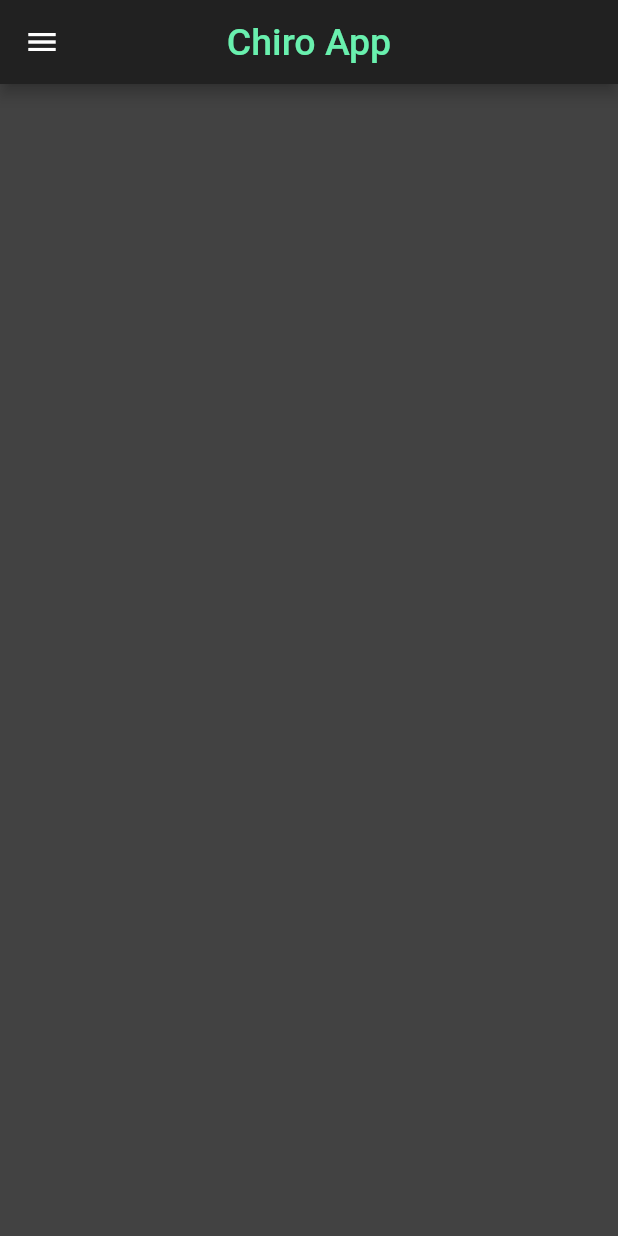
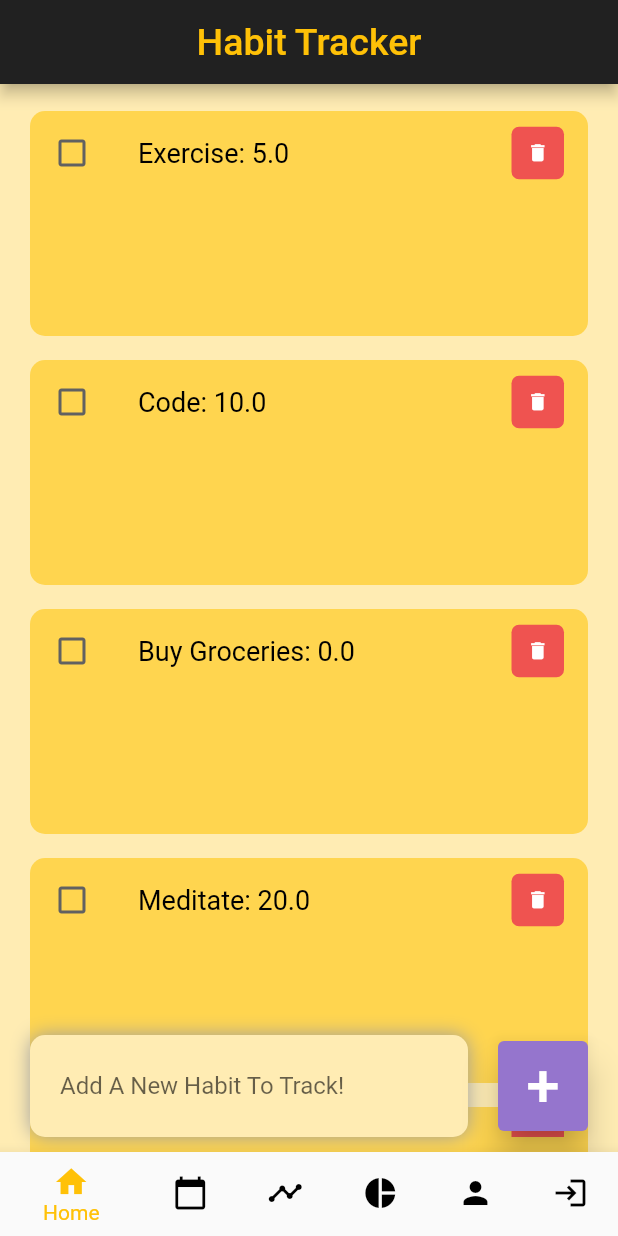
Before and after one commit to meiland1/test1, a Flutter app: the screen it shows after launch, on a phone screen of 412 x 824 dp. Run offline on Flutter 3.47's test engine with Material 2 defaults, Android fonts, the phone set to English and light mode, and no system bars; our stand-ins replace fl_chart, sqflite, syncfusion_flutter_calendar, syncfusion_flutter_charts; accounts and stored records are empty.

Commit message:
trying to revert

```diff
--- a/lib/main.dart
+++ b/lib/main.dart
@@ -1,26 +1,80 @@
 import 'package:flutter/material.dart';
+import 'pages/home_page.dart';
+import 'pages/calendar_page.dart';
+import 'pages/habits_page.dart';
 import 'pages/profile_page.dart';
-import 'pages/home_page.dart';
-import 'pages/intake_page.dart';
+
+import 'services.dart/chartsBuilder.dart';
+import 'pages/login_page.dart';
 
 void main() {
-  runApp(const ChiroApp());
+  runApp(const MyApp());
 }
 
-class ChiroApp extends StatelessWidget {
-  const ChiroApp({Key? key}) : super(key: key);
+class MyApp extends StatelessWidget {
+  const MyApp({Key? key}) : super(key: key);
 
   @override
   Widget build(BuildContext context) {
     return MaterialApp(
+      title: 'HABIT TRACKER',
       debugShowCheckedModeBanner: false,
-      title: "Chiro App",
-      initialRoute: '/',
-      routes: {
-        '/': (context) => HomePage(),
-        '/profile': (context) => const ProfilePage(),
-        '/intake': (context) => const IntakePage(),
-      },
+      theme: ThemeData(
+        primarySwatch: Colors.grey,
+      ),
+      home: NavigationScreen(
+        currentIndex: 0,
+      ),
     );
   }
 }
+
+// ignore: must_be_immutable
+class NavigationScreen extends StatefulWidget {
+  NavigationScreen({super.key, required this.currentIndex});
+  int currentIndex;
+  @override
+  State<NavigationScreen> createState() => _NavigationScreenState();
+}
+
+List<Widget> screens = [
+  const HomePage(),
+  const CalendarPage(),
+  HabitsPage(),
+  chartBuilder(),
+  const ProfilePage(),
+  LoginPage(),
+];
+
+class _NavigationScreenState extends State<NavigationScreen> {
+  @override
+  Widget build(BuildContext context) {
+    return Scaffold(
+      body: IndexedStack(
+        index: widget.currentIndex,
+        children: screens,
+      ),
+      bottomNavigationBar: BottomNavigationBar(
+        backgroundColor: Colors.grey,
+        unselectedItemColor: Colors.black,
+        selectedItemColor: Colors.amber,
+        currentIndex: widget.currentIndex,
+        onTap: (index) {
+          setState(() {
+            widget.currentIndex = index;
+          });
+        },
+        items: const [
+          BottomNavigationBarItem(icon: Icon(Icons.home), label: "Home"),
+          BottomNavigationBarItem(
+              icon: Icon(Icons.calendar_today), label: "Calendar"),
+          BottomNavigationBarItem(icon: Icon(Icons.timeline), label: "Streaks"),
+          BottomNavigationBarItem(
+              icon: Icon(Icons.pie_chart), label: "Progress"),
+          BottomNavigationBarItem(icon: Icon(Icons.person), label: "Profile"),
+          BottomNavigationBarItem(icon: Icon(Icons.login), label: "Login"),
+        ],
+      ),
+    );
+  }
+}
--- a/lib/pages/habit_tile.dart
+++ b/lib/pages/habit_tile.dart
@@ -1,14 +1,14 @@
-// import 'package:flutter/material.dart';
-// import 'package:test1/services.dart/lists.dart';
+import 'package:flutter/material.dart';
+import 'package:test1/services.dart/lists.dart';
 
-// class HabitTile extends StatelessWidget {
-//   final Habit habit;
-//   final onHabitChanged;
-//   final onDeleteHabit;
+class HabitTile extends StatelessWidget {
+  final Habit habit;
+  final onHabitChanged;
+  final onDeleteHabit;
 
-//   const HabitTile(
-//       {Key? key, required this.habit, this.onHabitChanged, this.onDeleteHabit})
-//       : super(key: key);
+  const HabitTile(
+      {Key? key, required this.habit, this.onHabitChanged, this.onDeleteHabit})
+      : super(key: key);
 
   @override
   Widget build(BuildContext context) {
--- a/lib/pages/home_page.dart
+++ b/lib/pages/home_page.dart
@@ -1,7 +1,7 @@
 import 'package:flutter/material.dart';
-import 'profile_page.dart';
-import 'intake_page.dart';
+import 'package:test1/database_helper.dart';
 import 'package:test1/services.dart/lists.dart';
+import 'habit_tile.dart';
 
 class HomePage extends StatefulWidget {
   const HomePage({Key? key}) : super(key: key);
@@ -17,9 +17,92 @@ class _HomePageState extends State<HomePage> {
   @override
   Widget build(BuildContext context) {
     return Scaffold(
-      backgroundColor: Colors.grey[800],
+      backgroundColor: Colors.amber[100],
       appBar: _buildHeader(),
-      drawer: NavDrawer(),
+      body: Stack(
+        children: [
+          Container(
+            padding: const EdgeInsets.symmetric(
+              horizontal: 20,
+              vertical: 10,
+            ),
+            child: Column(
+              children: [
+                Expanded(
+                  child: ListView(
+                    children: [
+                      for (Habit habit in habitsList)
+                        HabitTile(
+                          habit: habit,
+                          onHabitChanged: _handleHabitChange,
+                          onDeleteHabit: _deleteHabit,
+                        ),
+                    ],
+                  ),
+                ),
+              ],
+            ),
+          ),
+          Align(
+            alignment: Alignment.bottomCenter,
+            child: Row(children: [
+              Expanded(
+                child: Container(
+                  margin: const EdgeInsets.only(
+                    bottom: 10,
+                    right: 20,
+                    left: 20,
+                  ),
+                  padding: const EdgeInsets.symmetric(
+                    horizontal: 20,
+                    vertical: 10,
+                  ),
+                  decoration: BoxDecoration(
+                    color: Colors.amber[100],
+                    boxShadow: const [
+                      BoxShadow(
+                        color: Colors.grey,
+                        offset: Offset(0.0, 0.0),
+                        blurRadius: 10.0,
+                        spreadRadius: 0.0,
+                      ),
+                    ],
+                    borderRadius: BorderRadius.circular(10),
+                  ),
+                  child: TextField(
+                      controller: _habitController,
+                      decoration: const InputDecoration(
+                          hintText: 'Add A New Habit To Track!',
+                          border: InputBorder.none)),
+                ),
+              ),
+              Container(
+                margin: const EdgeInsets.only(
+                  bottom: 10,
+                  right: 20,
+                ),
+                child: ElevatedButton(
+                  onPressed: () {
+                    _updateHabitList(_habitController.text);
+                  },
+                  style: ElevatedButton.styleFrom(
+                    backgroundColor: Colors.deepPurple[300],
+                    minimumSize: const Size(60, 60),
+                    elevation: 10,
+                  ),
+                  child: const Text(
+                    '+',
+                    style: TextStyle(
+                      fontSize: 40,
+                      color: Colors.white,
+                    ),
+                  ),
+                ),
+              )
+            ]),
+          ),
+        ],
+      ),
     );
   }
 
@@ -57,66 +140,12 @@ class _HomePageState extends State<HomePage> {
       backgroundColor: Colors.grey[900],
       centerTitle: true,
       title: const Text(
-        'Chiro App',
+        'Habit Tracker',
         style: TextStyle(
-          color: Colors.greenAccent,
+          color: Colors.amber,
           fontSize: 25,
         ),
       ),
     );
   }
 }
-
-class NavDrawer extends StatelessWidget {
-  @override
-  Widget build(BuildContext context) {
-    return Drawer(
-      backgroundColor: Colors.grey[800],
-      child: ListView(
-        padding: EdgeInsets.zero,
-        children: <Widget>[
-          const DrawerHeader(
-            decoration: BoxDecoration(
-              color: Colors.black12,
-            ),
-            child: CircleAvatar(
-              backgroundImage: NetworkImage(
-                  'https://images.unsplash.com/photo-1657641898365-48ae7d64e676?ixlib=rb-4.0.3&ixid=MnwxMjA3fDB8MHxwaG90by1wYWdlfHx8fGVufDB8fHx8&auto=format&fit=crop&w=2680&q=80'),
-            ),
-          ),
-          ListTile(
-            title: const Text(
-              'Welcome',
-              style: TextStyle(color: Colors.greenAccent),
-            ),
-            onTap: () => {},
-          ),
-          ListTile(
-            leading: const Icon(Icons.input),
-            title: const Text(
-              'Profile',
-              style: TextStyle(color: Colors.greenAccent),
-            ),
-            onTap: () => {
-              Navigator.of(context).pop(context),
-              Navigator.push(context,
-                  MaterialPageRoute(builder: (context) => const ProfilePage())),
-            },
-          ),
-          ListTile(
-            leading: const Icon(Icons.input),
-            title: const Text(
-              'Intake',
-              style: TextStyle(color: Colors.greenAccent),
-            ),
-            onTap: () => {
-              Navigator.of(context).pop(context),
-              Navigator.push(context,
-                  MaterialPageRoute(builder: (context) => const IntakePage())),
-            },
-          ),
-        ],
-      ),
-    );
-  }
-}
```
Also changed, not shown: lib/database_helper.dart (+52 -52 lines), lib/pages/calendar_page.dart (+31 -31 lines), lib/pages/habits_page.dart (added, +57 -0 lines), lib/pages/intake_page.dart (deleted, +0 -40 lines), lib/pages/login_page.dart (+91 -89 lines), lib/pages/profile_page.dart (+12 -11 lines), 1 other file.
